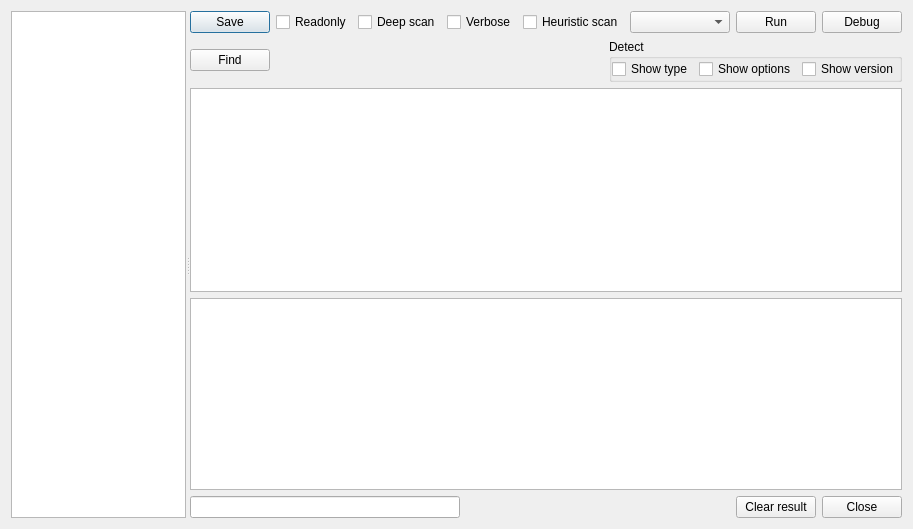
Old version of the form dialogsignatures.ui in the repository horsicq/die_widget.
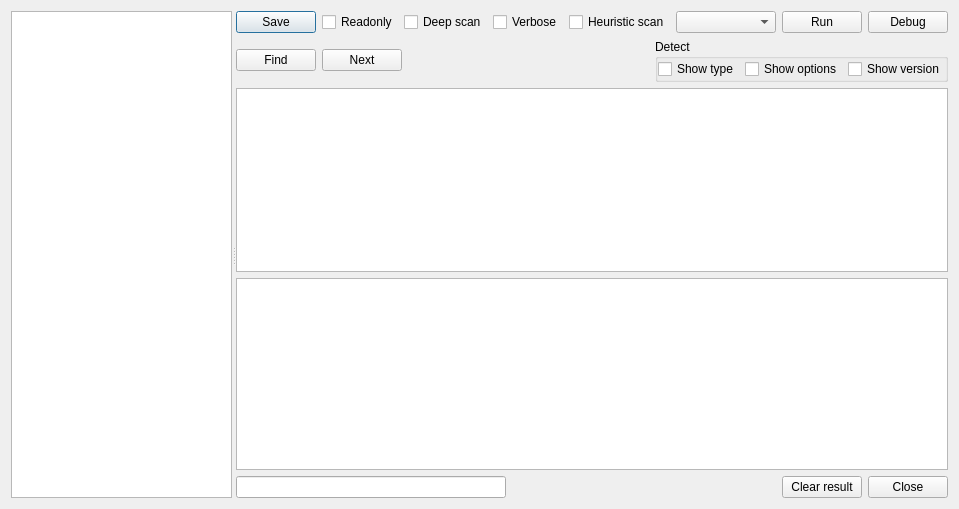
New version of the form. Custom widgets are drawn as their Qt base class.

The edit to the form file:
```diff
--- a/dialogsignatures.ui
+++ b/dialogsignatures.ui
@@ -9,8 +9,8 @@
    <rect>
     <x>0</x>
     <y>0</y>
-    <width>913</width>
-    <height>529</height>
+    <width>959</width>
+    <height>509</height>
    </rect>
   </property>
   <property name="windowTitle">
@@ -26,9 +26,15 @@
       <enum>Qt::Horizontal</enum>
      </property>
      <widget class="QWidget" name="widgetPanel" native="true">
+      <property name="minimumSize">
+       <size>
+        <width>200</width>
+        <height>0</height>
+       </size>
+      </property>
       <property name="maximumSize">
        <size>
-        <width>350</width>
+        <width>400</width>
         <height>16777215</height>
        </size>
       </property>
@@ -107,19 +113,6 @@
            </property>
           </widget>
          </item>
-         <item>
-          <spacer name="horizontalSpacer">
-           <property name="orientation">
-            <enum>Qt::Horizontal</enum>
-           </property>
-           <property name="sizeHint" stdset="0">
-            <size>
-             <width>40</width>
-             <height>20</height>
-            </size>
-           </property>
-          </spacer>
-         </item>
          <item>
           <widget class="QCheckBox" name="checkBoxHeuristicScan">
            <property name="text">
@@ -162,6 +155,13 @@
            </property>
           </widget>
          </item>
+         <item>
+          <widget class="QPushButton" name="pushButtonFindNext">
+           <property name="text">
+            <string>Next</string>
+           </property>
+          </widget>
+         </item>
          <item>
           <spacer name="horizontalSpacer_4">
            <property name="orientation">
```
